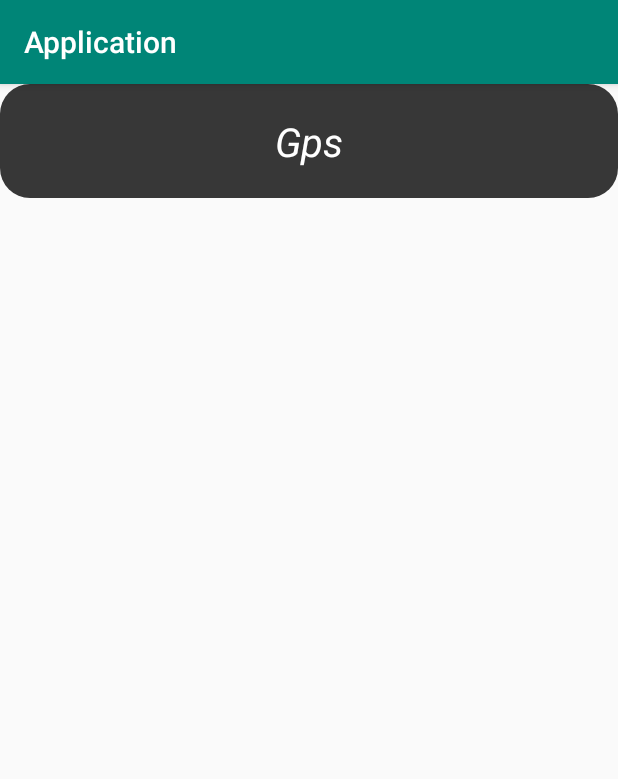
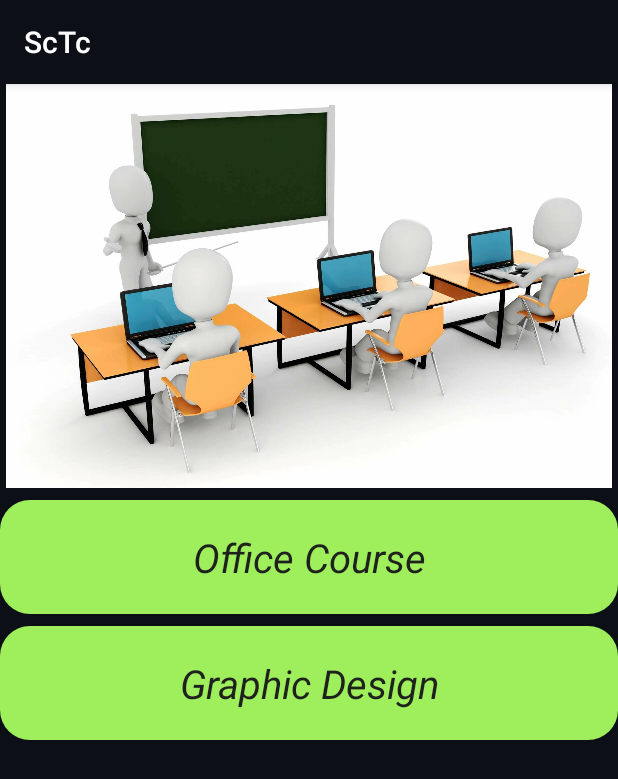
Before and after one commit to emon2002926/ScTc, an Android app: the screen it shows after launch (home), on a phone screen of 412 x 824 dp. Shown: the top 779 px of the screen. Run offline under Robolectric (Android 15) with nearby library versions, the phone set to English and light mode, and no system bars; 1 statement that could not run was skipped.

```diff
--- a/app/src/main/java/com/pluto/application/Maps.java
+++ b/app/src/main/java/com/pluto/application/Maps.java
@@ -59,7 +59,7 @@ public class Maps extends FragmentActivity implements OnMapReadyCallback {
 
         mMap.addMarker(new MarkerOptions().position(latLang).title("ScTc"));
 
-        mMap.moveCamera(CameraUpdateFactory.newLatLngZoom(latLang,15F));
+        mMap.moveCamera(CameraUpdateFactory.newLatLngZoom(latLang,17F));
 
 
 
--- a/app/src/main/res/layout/activity_home.xml
+++ b/app/src/main/res/layout/activity_home.xml
@@ -1,23 +1,51 @@
 <?xml version="1.0" encoding="utf-8"?>
-
-<RelativeLayout
+<ScrollView
 
     xmlns:android="http://schemas.android.com/apk/res/android"
     xmlns:app="http://schemas.android.com/apk/res-auto"
     xmlns:tools="http://schemas.android.com/tools"
     android:layout_width="match_parent"
+    android:background="@color/Baground"
     android:layout_height="match_parent"
+
     tools:context=".MainActivity">
 
+
+    <RelativeLayout
+        android:layout_width="wrap_content"
+        android:layout_height="wrap_content">
+
+
+        <ImageView
+            android:id="@+id/clc"
+            android:layout_width="wrap_content"
+            android:layout_height="269dp"
+            android:src="@drawable/cla"
+            />
+
         <TextView
+            android:layout_below="@id/clc"
             android:id="@+id/Gps"
+            android:layout_marginTop="8dp"
             android:layout_width="match_parent"
             android:layout_height="wrap_content"
             android:layout_marginBottom="8dp"
             android:background="@drawable/very"
             android:gravity="center"
-        android:textColor="#fff"
-        android:text="Gps"
+            android:textColor="#1f211d"
+            android:text="Office Course"
+            android:textSize="40px"
+            android:textStyle="italic" />
+        <TextView
+            android:id="@+id/graphis"
+            android:layout_width="match_parent"
+            android:layout_height="wrap_content"
+            android:layout_marginBottom="8dp"
+            android:background="@drawable/very"
+            android:gravity="center"
+            android:layout_below="@+id/Gps"
+            android:textColor="#1f211d"
+            android:text="Graphic Design"
             android:onClick="Maps"
             android:textSize="40px"
             android:textStyle="italic" />
@@ -25,4 +53,14 @@ tools:context=".MainActivity">
 
 
 
+
+
+
+
+
     </RelativeLayout>
+
+
+
+
+</ScrollView>
--- a/app/src/main/res/values/colors.xml
+++ b/app/src/main/res/values/colors.xml
@@ -1,7 +1,8 @@
 <?xml version="1.0" encoding="utf-8"?>
 <resources>
-    <color name="colorPrimary">#008577</color>
+    <color name="colorPrimary">#0c1016</color>
     <color name="colorPrimaryDark">#00574B</color>
     <color name="colorAccent">#D81B60</color>
-    <color name="bgt">#373737</color>
+    <color name="bgt">#9fef5d</color>
+    <color name="Baground">#0c1016</color>
 </resources>
--- a/app/src/main/res/values/strings.xml
+++ b/app/src/main/res/values/strings.xml
@@ -1,4 +1,4 @@
 <resources>
-    <string name="app_name">Application</string>
+    <string name="app_name">ScTc</string>
     <string name="title_activity_maps">Map</string>
 </resources>
```
Also changed, not shown: app/src/main/res/drawable/cla.png (added). Lines whose indentation alone changed are shown as unchanged.
